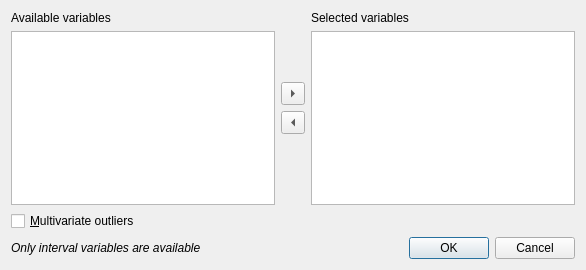
This is cogstat/ui/filter_outlier.ui in cogstat/cogstat as Qt 5 draws it before an edit. The edited form follows.
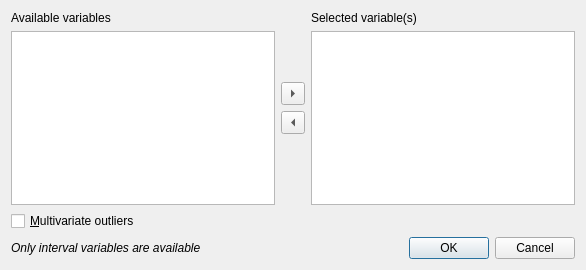
This is the edited form.

Commit message: refine dialog labels

Patch:
```diff
--- a/cogstat/ui/filter_outlier.ui
+++ b/cogstat/ui/filter_outlier.ui
@@ -65,7 +65,7 @@
      <item>
       <widget class="QLabel" name="label_2">
        <property name="text">
-        <string>Selected variables</string>
+        <string>Selected variable(s)</string>
        </property>
        <property name="buddy">
         <cstring>selected_listWidget</cstring>
```
The commit also changes 7 other files.
